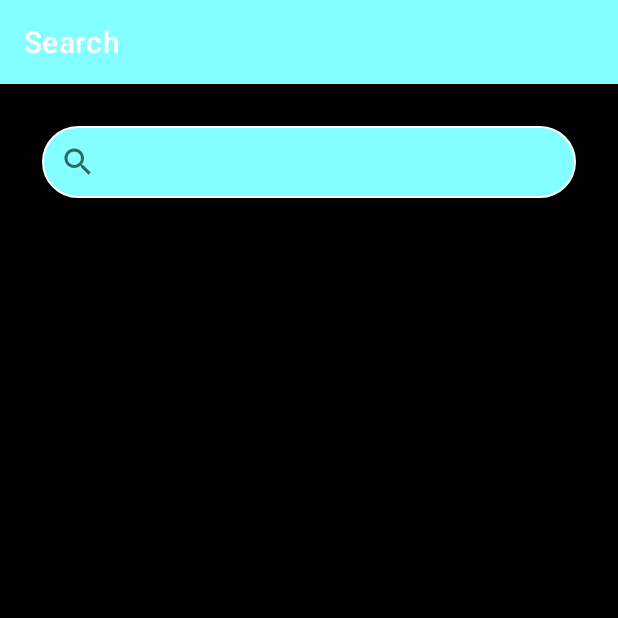
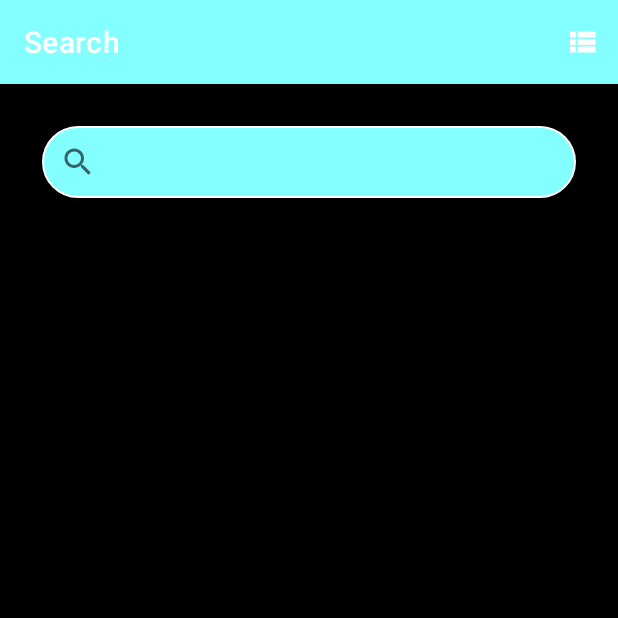
Before and after one commit to shaghayeghAyoubi/Mymoviehub, an Android app: the screen it shows after launch (MainActivity), on a phone screen of 412 x 824 dp, the top half of it. Run offline under Robolectric (Android 15) with nearby library versions, the phone set to English and light mode, and no system bars; our stand-ins replace navigation-ui; pictures from the network do not load.

Commit message:
icon full secreen

```diff
--- a/app/src/main/java/com/example/newmovie2/MainActivity.kt
+++ b/app/src/main/java/com/example/newmovie2/MainActivity.kt
@@ -1,25 +1,29 @@
 package com.example.newmovie2
 
+import android.os.Bundle
+import android.view.Menu
+import android.view.MenuItem
+import androidx.activity.viewModels
 import androidx.appcompat.app.AppCompatActivity
-import android.os.Bundle
+import androidx.core.content.ContextCompat
+import androidx.navigation.Navigation
+import androidx.navigation.fragment.NavHostFragment
 import androidx.navigation.ui.AppBarConfiguration
-
-import androidx.navigation.Navigation
-
-import androidx.navigation.NavController
-import androidx.navigation.fragment.NavHostFragment
 import androidx.navigation.ui.NavigationUI
 import com.example.newmovie2.databinding.ActivityMainBinding
+import com.example.newmovie2.viewmodels.MainActivityVM
 
 class MainActivity : AppCompatActivity() {
 
+    val mainActivityVM: MainActivityVM by viewModels()
+
     private lateinit var binding: ActivityMainBinding
-
     override fun onCreate(savedInstanceState: Bundle?) {
         super.onCreate(savedInstanceState)
         binding = ActivityMainBinding.inflate(layoutInflater)
         setContentView(binding.root)
-        val navHostFragment = supportFragmentManager.findFragmentById(R.id.nav_host_fragment) as NavHostFragment
+        val navHostFragment =
+            supportFragmentManager.findFragmentById(R.id.nav_host_fragment) as NavHostFragment
         val navController = navHostFragment.navController
         val appBarConfiguration = AppBarConfiguration.Builder(navController.graph).build()
         NavigationUI.setupActionBarWithNavController(
@@ -35,4 +39,31 @@ class MainActivity : AppCompatActivity() {
         return NavigationUI.navigateUp(navController, appBarConfiguration)
     }
 
+    private fun setIcon(menuItem: MenuItem?) {
+        menuItem?.icon =
+            if (mainActivityVM.isLinearLayoutManager.value == true) {
+                ContextCompat.getDrawable(this, R.drawable.ic_grid_layout)
+            } else ContextCompat.getDrawable(this, R.drawable.ic_linear_layout)
+    }
+
+    override fun onCreateOptionsMenu(menu: Menu?): Boolean {
+        val inflater = menuInflater
+        inflater.inflate(R.menu.layout_menu, menu)
+        return super.onCreateOptionsMenu(menu)
+    }
+
+    override fun onOptionsItemSelected(item: MenuItem): Boolean {
+        when (item.itemId) {
+            R.id.action_switch_layout -> {
+                if (mainActivityVM.isLinearLayoutManager.value == false) {
+                    mainActivityVM.setLayout(true)
+                } else
+                    mainActivityVM.setLayout(false)
+                setIcon(item)
+            }
+        }
+        return super.onOptionsItemSelected(item)
+    }
+
+
 }
--- a/app/src/main/java/com/example/newmovie2/adapters/MovieAdapter.kt
+++ b/app/src/main/java/com/example/newmovie2/adapters/MovieAdapter.kt
@@ -89,7 +89,9 @@ class MovieAdapter(private val context: Context) :
 
         holder.view.setOnClickListener {
             val id = data[position].id.split("/")[2]
-            val action = SearchFragmentDirections.actionSearchFragmentToDetailFragment(id, data[position].title)
+            val action = SearchFragmentDirections.actionSearchFragmentToDetailFragment(id,
+                data[position].title.toString()
+            )
             holder.view.findNavController().navigate(action)
         }
     }
--- a/app/src/main/java/com/example/newmovie2/fragments/SearchFragment.kt
+++ b/app/src/main/java/com/example/newmovie2/fragments/SearchFragment.kt
@@ -1,10 +1,7 @@
 package com.example.newmovie2.fragments
 
-import android.app.Activity
 import android.content.Context
-import android.content.res.Configuration
 import android.os.Bundle
-import androidx.fragment.app.Fragment
 import android.view.LayoutInflater
 import android.view.View
 import android.view.ViewGroup
@@ -13,31 +10,42 @@ import android.widget.ImageView
 import android.widget.ProgressBar
 import android.widget.SearchView
 import android.widget.Toast
+import androidx.fragment.app.Fragment
+import androidx.fragment.app.activityViewModels
 import androidx.fragment.app.viewModels
+import androidx.recyclerview.widget.GridLayoutManager
 import androidx.recyclerview.widget.LinearLayoutManager
 import androidx.recyclerview.widget.RecyclerView
+import com.example.newmovie2.adapters.MovieAdapter
 import com.example.newmovie2.databinding.FragmentSearchBinding
-import com.example.newmovie2.R
-import com.example.newmovie2.adapters.MovieAdapter
+import com.example.newmovie2.viewmodels.MainActivityVM
 import com.example.newmovie2.viewmodels.MovieApiStatus
 import com.example.newmovie2.viewmodels.SearchFragmentVM
 
 
 class SearchFragment : Fragment() {
 
-    private var _binding : FragmentSearchBinding?=null
+
+    private var _binding: FragmentSearchBinding? = null
     private val binding get() = _binding!!
     private lateinit var recyclerView: RecyclerView
     private lateinit var searchView: SearchView
     private lateinit var progressBar: ProgressBar
-    private lateinit var errorConnection : ImageView
+    private lateinit var errorConnection: ImageView
     private val searchViewModel: SearchFragmentVM by viewModels()
+    private val sharedVieModel: MainActivityVM by activityViewModels()
+    private val gridLayout : GridLayoutManager by lazy {
+        GridLayoutManager(requireContext(), 2)
+    }
+    private val linearLayout : LinearLayoutManager by lazy {
+        LinearLayoutManager(requireContext())
+    }
 
     override fun onCreateView(
         inflater: LayoutInflater,
         container: ViewGroup?,
         savedInstanceState: Bundle?
-    ) : View {
+    ): View {
         _binding = FragmentSearchBinding.inflate(inflater)
         return binding.root
     }
@@ -46,7 +54,7 @@ class SearchFragment : Fragment() {
         super.onViewCreated(view, savedInstanceState)
         recyclerView = binding.movieRecycler
         searchView = binding.searchView
-        progressBar=binding.progressBar
+        progressBar = binding.progressBar
         errorConnection = binding.connectionError
 
 //        searchView.setOnClickListener {
@@ -54,7 +62,7 @@ class SearchFragment : Fragment() {
 //        }
         searchView.setOnQueryTextListener(object : SearchView.OnQueryTextListener {
             override fun onQueryTextSubmit(p0: String?): Boolean {
-                if(searchView.query.isNullOrBlank()) {
+                if (searchView.query.isNullOrBlank()) {
                     val text = "there is no match"
                     val duration = Toast.LENGTH_SHORT
 
@@ -74,12 +82,31 @@ class SearchFragment : Fragment() {
             }
         })
         val mAdapter = MovieAdapter(requireContext())
-        recyclerView.apply {
-            layoutManager = LinearLayoutManager(requireContext())
-            adapter = mAdapter
-        }
+        recyclerView.layoutManager = linearLayout
+        recyclerView.adapter = mAdapter
+//        recyclerView.apply {
+//            if (sharedVieModel.isLinearLayoutManager.value){
+//                layoutManager = LinearLayoutManager(requireContext())
+//            }else {
+//                recyclerView.layoutManager = GridLayoutManager(requireContext(), 2)
+//            }
+//            adapter = mAdapter
+//        }
+        sharedVieModel.isLinearLayoutManager.observe(viewLifecycleOwner, {
+            recyclerView.apply {
+                layoutManager = if (it) {
+                    linearLayout
+                } else {
+                    gridLayout
+                }
+                adapter = mAdapter
+            }
+        })
+
+
+
         searchViewModel.movieTitle.observe(viewLifecycleOwner, {
-            mAdapter.setData(it)
+            mAdapter.setData(it.filter { result -> !result.title.isNullOrBlank() })
         })
 
         searchViewModel.status.observe(viewLifecycleOwner, {
@@ -91,6 +118,7 @@ class SearchFragment : Fragment() {
                 MovieApiStatus.DONE -> {
                     progressBar.visibility = View.GONE
                     errorConnection.visibility = View.GONE
+                    binding.resultMovie.visibility = View.VISIBLE
                 }
                 MovieApiStatus.ERROR -> {
                     errorConnection.visibility = View.VISIBLE
@@ -99,10 +127,5 @@ class SearchFragment : Fragment() {
             }
         })
     }
-    override fun onDestroyView() {
-        super.onDestroyView()
-        _binding = null
-    }
-
 
 }
--- /dev/null
+++ b/app/src/main/java/com/example/newmovie2/viewmodels/MainActivityVM.kt
@@ -0,0 +1,20 @@
+package com.example.newmovie2.viewmodels
+
+import androidx.lifecycle.LiveData
+import androidx.lifecycle.MutableLiveData
+import androidx.lifecycle.ViewModel
+import androidx.lifecycle.viewModelScope
+
+import kotlinx.coroutines.launch
+
+class MainActivityVM  : ViewModel(){
+    private val _isLinearLayoutManager = MutableLiveData<Boolean>()
+
+    val isLinearLayoutManager : LiveData<Boolean> = _isLinearLayoutManager
+
+    fun setLayout(flag: Boolean) {
+        viewModelScope.launch {
+            _isLinearLayoutManager.value = flag
+        }
+    }
+}
--- a/app/src/main/java/com/example/newmovie2/viewmodels/SearchFragmentVM.kt
+++ b/app/src/main/java/com/example/newmovie2/viewmodels/SearchFragmentVM.kt
@@ -1,5 +1,6 @@
 package com.example.newmovie2.viewmodels
 
+import android.util.Log
 import androidx.lifecycle.*
 import com.example.newmovie2.apiservices.MovieApi
 import kotlinx.coroutines.launch
@@ -17,6 +18,7 @@ class SearchFragmentVM : ViewModel() {
 
     val movieTitle : LiveData<List<Result>> = _movieTitle
 
+
     fun getMovieTitle(query : String) {
         _status.value = MovieApiStatus.LOADING
         viewModelScope.launch {
@@ -24,6 +26,7 @@ class SearchFragmentVM : ViewModel() {
                 _movieTitle.value = MovieApi.retrofitService.getTitle(query).results
                 _status.value = MovieApiStatus.DONE
             }catch(e: Exception){
+                Log.d("sadaasdasda", "getMovieTitle: $e")
                 _status.value = MovieApiStatus.ERROR
             }
         }
--- /dev/null
+++ b/app/src/main/res/drawable/ic_grid_layout.xml
@@ -0,0 +1,10 @@
+<vector xmlns:android="http://schemas.android.com/apk/res/android"
+    android:width="24dp"
+    android:height="24dp"
+    android:viewportWidth="24"
+    android:viewportHeight="24"
+    android:tint="?attr/colorControlNormal">
+  <path
+      android:fillColor="@android:color/white"
+      android:pathData="M4,11h5L9,5L4,5v6zM4,18h5v-6L4,12v6zM10,18h5v-6h-5v6zM16,18h5v-6h-5v6zM10,11h5L15,5h-5v6zM16,5v6h5L21,5h-5z"/>
+</vector>
--- /dev/null
+++ b/app/src/main/res/drawable/ic_linear_layout.xml
@@ -0,0 +1,10 @@
+<vector xmlns:android="http://schemas.android.com/apk/res/android"
+    android:width="24dp"
+    android:height="24dp"
+    android:viewportWidth="24"
+    android:viewportHeight="24"
+    android:tint="?attr/colorControlNormal">
+  <path
+      android:fillColor="@android:color/white"
+      android:pathData="M4,14h4v-4L4,10v4zM4,19h4v-4L4,15v4zM4,9h4L8,5L4,5v4zM9,14h12v-4L9,10v4zM9,19h12v-4L9,15v4zM9,5v4h12L21,5L9,5z"/>
+</vector>
--- a/app/src/main/res/layout/fragment_search.xml
+++ b/app/src/main/res/layout/fragment_search.xml
@@ -67,7 +67,8 @@
         app:layout_constraintBottom_toBottomOf="parent"
         app:layout_constraintEnd_toEndOf="parent"
         app:layout_constraintStart_toStartOf="parent"
-        app:layout_constraintTop_toBottomOf="@id/result_movie" />
+        app:layout_constraintTop_toBottomOf="@id/result_movie"
+        />
 
 
 </androidx.constraintlayout.widget.ConstraintLayout>
--- a/app/src/main/res/layout/item_view_model.xml
+++ b/app/src/main/res/layout/item_view_model.xml
@@ -25,7 +25,8 @@
             app:layout_constraintBottom_toTopOf="@id/title"
             app:layout_constraintEnd_toEndOf="parent"
             app:layout_constraintStart_toStartOf="parent"
-            app:layout_constraintTop_toTopOf="parent" />
+            app:layout_constraintTop_toTopOf="parent"
+            android:src = "@drawable/noimagefound"/>
 
         <TextView
             android:id="@+id/title"
--- /dev/null
+++ b/app/src/main/res/menu/layout_menu.xml
@@ -0,0 +1,10 @@
+<?xml version="1.0" encoding="utf-8"?>
+<menu xmlns:android="http://schemas.android.com/apk/res/android"
+    xmlns:app="http://schemas.android.com/apk/res-auto">
+    <item
+        android:id="@+id/action_switch_layout"
+        android:title="@string/action_switch_layout"
+        android:icon="@drawable/ic_linear_layout"
+        app:showAsAction="always"/>
+
+</menu>
--- a/app/src/main/res/navigation/nav_graph.xml
+++ b/app/src/main/res/navigation/nav_graph.xml
@@ -23,7 +23,7 @@
             android:id="@+id/action_detailFragment_to_searchFragment"
             app:destination="@id/searchFragment"
             app:popUpTo="@id/searchFragment"
-            app:popUpToInclusive="true"
+            app:popUpToInclusive="false"
            />
         <argument
             android:name="id"
--- a/app/src/main/res/values/strings.xml
+++ b/app/src/main/res/values/strings.xml
@@ -4,4 +4,5 @@
     <string name="hello_blank_fragment">Hello blank fragment</string>
     <string name="fragment_search">Search</string>
     <string name="fragment_detail">Detail</string>
+    <string name="action_switch_layout">Switch Layout</string>
 </resources>
```
Also changed, not shown: app/src/main/java/com/example/newmovie2/fragments/DetailFragment.kt (+46 -14 lines), app/src/main/java/com/example/newmovie2/models/Result.kt (+4 -4 lines), app/src/main/res/layout/fragment_detail.xml (+21 -1 lines), app/src/main/res/drawable/noimagefound.png (added).
